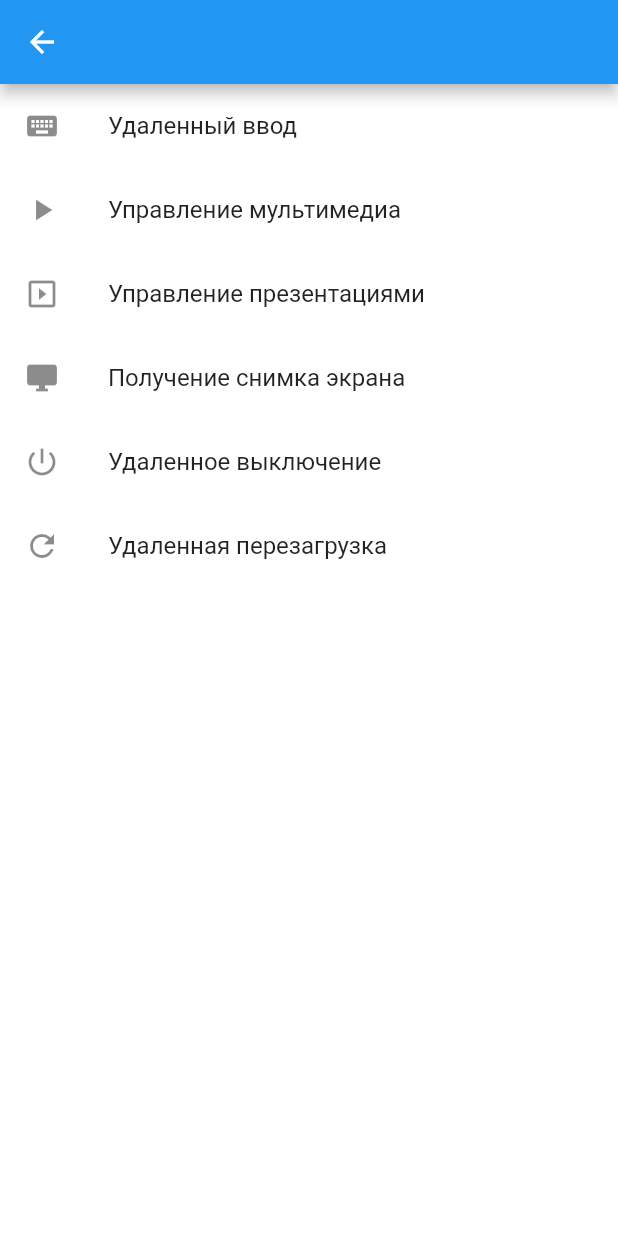
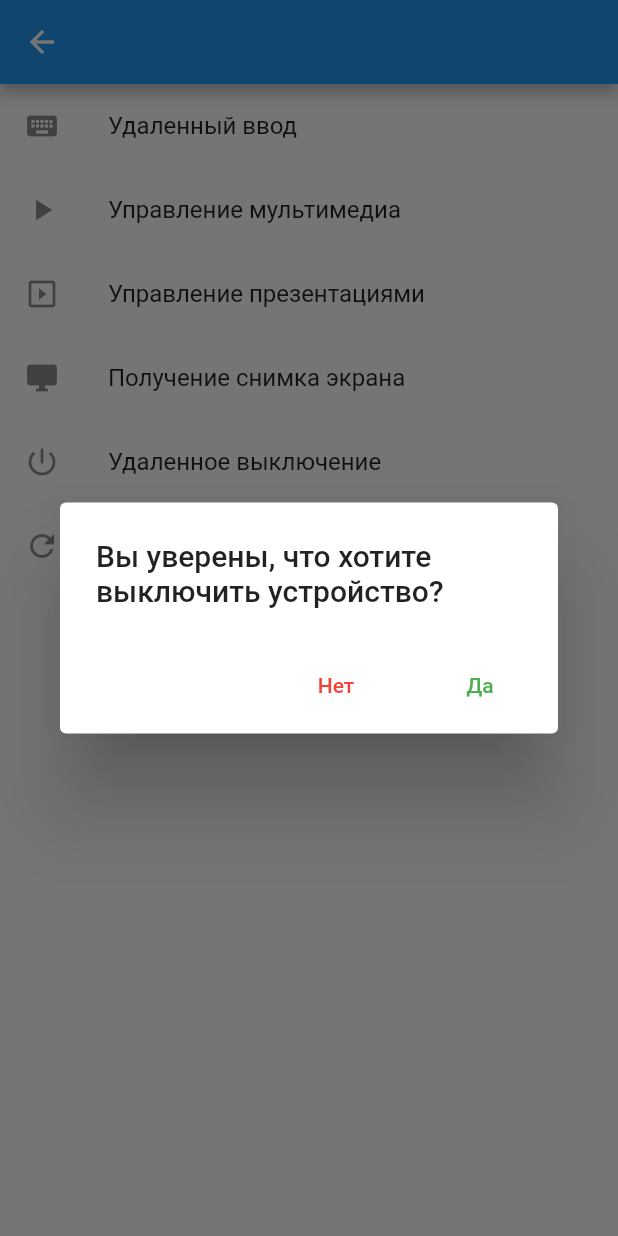
Before and after one commit to airy-connect/mobile-application, a Flutter app: the DevicePage screen opened directly with empty values, after a tap on "Удаленное выключение", on a phone screen of 412 x 824 dp. Run offline on Flutter 3.47's test engine with Material 2 defaults, Android fonts, the phone set to English and light mode, and no system bars; our stand-ins replace convert, shared_preferences; accounts and stored records are empty; network calls fail; statements that could not run were skipped.

Commit message:
Add `RemoteShutdownPlugin` design

```diff
--- a/lib/widgets/plugins/remote_shutdown_plugin.dart
+++ b/lib/widgets/plugins/remote_shutdown_plugin.dart
@@ -7,7 +7,28 @@ class RemoteShutdownPlugin extends Plugin {
     return new ListTile(
       leading: new Icon(Icons.power_settings_new),
       title: const Text("Удаленное выключение"),
-      onTap: () {},
+      onTap: () {
+        showDialog(
+          context: context,
+          builder: (context) {
+            return new AlertDialog(
+              title: Text('Вы уверены, что хотите выключить устройство?'),
+              actions: <Widget>[
+                MaterialButton(
+                  child: Text('Нет'),
+                  onPressed: () {},
+                  textColor: Colors.red,
+                ),
+                MaterialButton(
+                  child: Text('Да'),
+                  onPressed: () {},
+                  textColor: Colors.green,
+                ),
+              ],
+            );
+          },
+        );
+      },
     );
   }
 }
```
